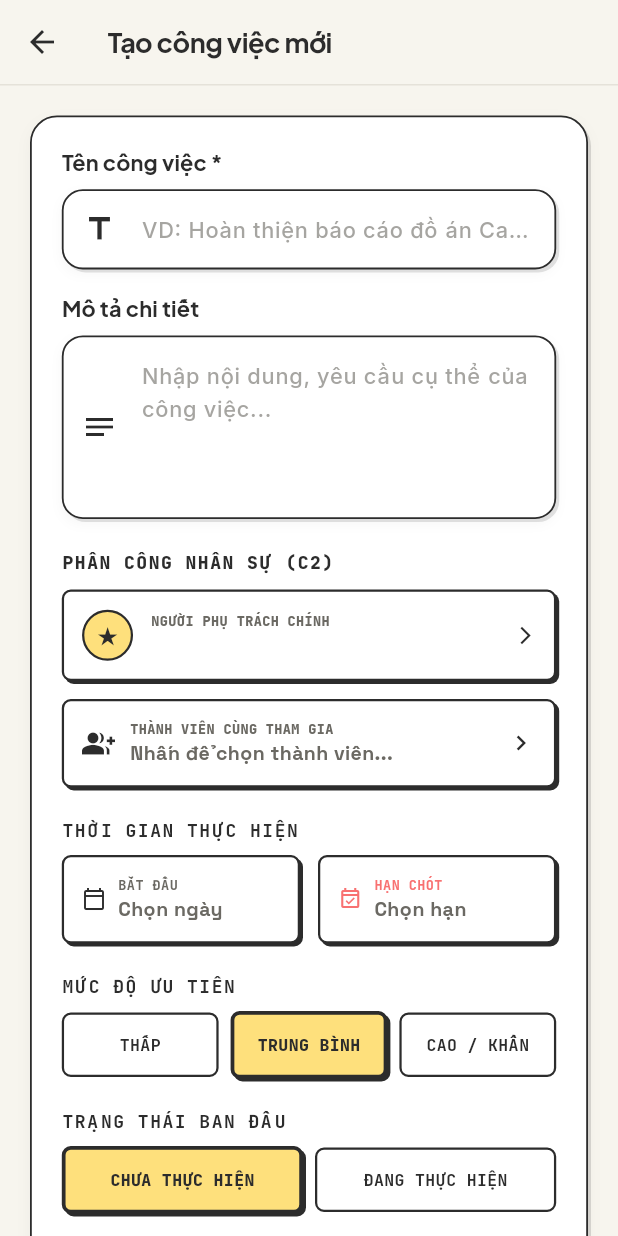
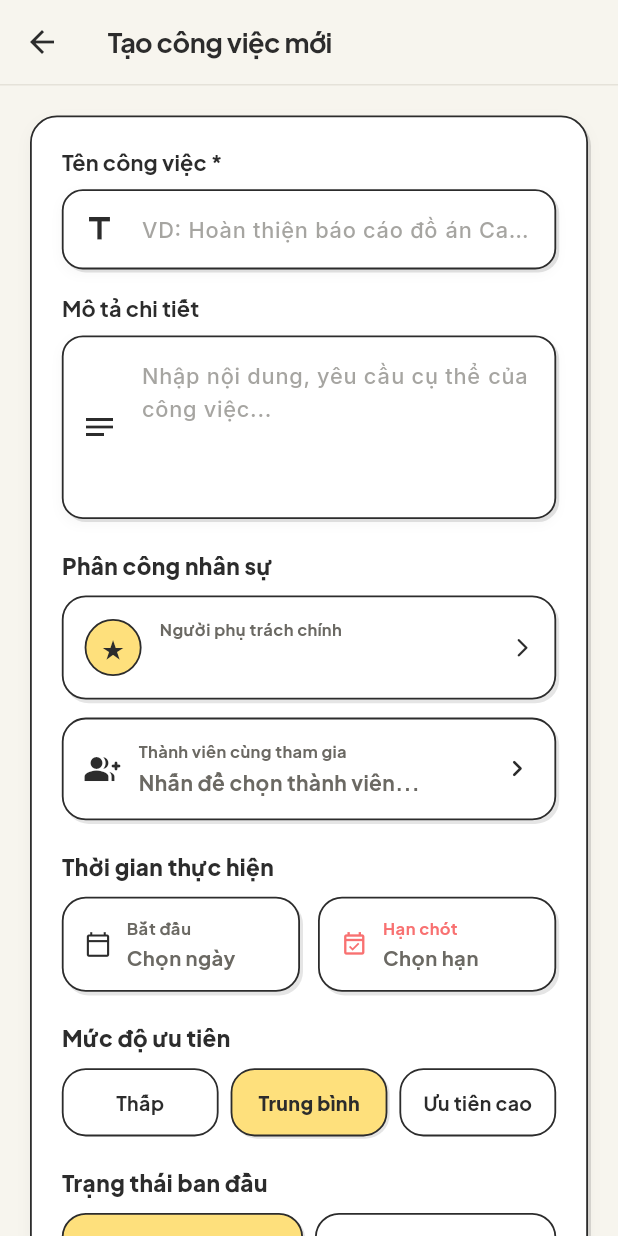
Before and after one commit to DawgKoa/case2_khmt2411074_HuynhDangKhoa, a Flutter app: the TaskCreateScreen screen opened directly, on a phone screen of 412 x 824 dp. Run offline on Flutter 3.47's test engine with Material 3 defaults, Android fonts, the phone set to English and light mode, and no system bars; our stand-ins replace google_fonts, shared_preferences; accounts and stored records are empty.

Commit message:
style: remove AI tags and modernize task create/edit screens with soft neo-brutalism

```diff
--- a/TaskManager/lib/screens/tasks/task_create_screen.dart
+++ b/TaskManager/lib/screens/tasks/task_create_screen.dart
@@ -86,7 +86,7 @@ class _TaskCreateScreenState extends State<TaskCreateScreen> {
   Future<void> _pickPrimaryAssignee() async {
     final results = await BrutalistUserPicker.show(
       context: context,
-      title: 'NGƯỜI PHỤ TRÁCH CHÍNH // C2',
+      title: 'Người phụ trách chính',
       isMultiSelect: false,
       initialSelected: _primaryAssignee != null ? [_primaryAssignee!] : [],
     );
@@ -104,7 +104,7 @@ class _TaskCreateScreenState extends State<TaskCreateScreen> {
   Future<void> _pickCollaborators() async {
     final results = await BrutalistUserPicker.show(
       context: context,
-      title: 'THÀNH VIÊN THAM GIA // C2',
+      title: 'Thành viên tham gia',
       isMultiSelect: true,
       initialSelected: _collaborators,
     );
@@ -275,13 +275,12 @@ class _TaskCreateScreenState extends State<TaskCreateScreen> {
                       ),
                       const SizedBox(height: 20),
 
-                      // PHÂN CÔNG NHÂN SỰ (C2)
+                      // Phân công nhân sự
                       Text(
-                        'PHÂN CÔNG NHÂN SỰ (C2)',
-                        style: GoogleFonts.jetBrainsMono(
-                          fontSize: 12,
+                        'Phân công nhân sự',
+                        style: GoogleFonts.plusJakartaSans(
+                          fontSize: 15,
                           fontWeight: FontWeight.w800,
-                          letterSpacing: 1.0,
                           color: AppColors.primaryInk,
                         ),
                       ),
@@ -291,15 +290,15 @@ class _TaskCreateScreenState extends State<TaskCreateScreen> {
                       GestureDetector(
                         onTap: _pickPrimaryAssignee,
                         child: Container(
-                          padding: const EdgeInsets.all(12),
+                          padding: const EdgeInsets.all(14),
                           decoration: BoxDecoration(
                             color: AppColors.cardWhite,
-                            borderRadius: BorderRadius.circular(6),
-                            border: Border.all(color: AppColors.primaryInk, width: 1.5),
+                            borderRadius: BorderRadius.circular(16),
+                            border: Border.all(color: AppColors.primaryInk, width: AppColors.borderWidth),
                             boxShadow: const [
                               BoxShadow(
-                                color: AppColors.primaryInk,
-                                offset: Offset(2, 2),
+                                color: Color(0x202C2C2C),
+                                offset: Offset(2, 2.5),
                                 blurRadius: 0,
                               ),
                             ],
@@ -307,21 +306,21 @@ class _TaskCreateScreenState extends State<TaskCreateScreen> {
                           child: Row(
                             children: [
                               Container(
-                                width: 34,
-                                height: 34,
+                                width: 38,
+                                height: 38,
                                 decoration: BoxDecoration(
                                   color: AppColors.primaryAccent,
                                   shape: BoxShape.circle,
-                                  border: Border.all(color: AppColors.primaryInk, width: 1.5),
+                                  border: Border.all(color: AppColors.primaryInk, width: AppColors.borderWidth),
                                 ),
                                 alignment: Alignment.center,
                                 child: Text(
                                   _primaryAssignee != null && _primaryAssignee!.fullName.isNotEmpty
                                       ? _primaryAssignee!.fullName[0].toUpperCase()
                                       : '★',
-                                  style: GoogleFonts.spaceGrotesk(
-                                    fontSize: 14,
-                                    fontWeight: FontWeight.w900,
+                                  style: GoogleFonts.plusJakartaSans(
+                                    fontSize: 15,
+                                    fontWeight: FontWeight.w800,
                                     color: AppColors.primaryInk,
                                   ),
                                 ),
@@ -332,17 +331,18 @@ class _TaskCreateScreenState extends State<TaskCreateScreen> {
                                   crossAxisAlignment: CrossAxisAlignment.start,
                                   children: [
                                     Text(
-                                      'NGƯỜI PHỤ TRÁCH CHÍNH',
-                                      style: GoogleFonts.jetBrainsMono(
-                                        fontSize: 9,
-                                        fontWeight: FontWeight.w800,
+                                      'Người phụ trách chính',
+                                      style: GoogleFonts.plusJakartaSans(
+                                        fontSize: 11,
+                                        fontWeight: FontWeight.w700,
                                         color: AppColors.secondaryText,
                                       ),
                                     ),
+                                    const SizedBox(height: 2),
                                     Text(
                                       _primaryAssignee?.fullName ?? 'Mặc định (Bạn)',
-                                      style: GoogleFonts.spaceGrotesk(
-                                        fontSize: 14,
+                                      style: GoogleFonts.plusJakartaSans(
+                                        fontSize: 14.5,
                                         fontWeight: FontWeight.w800,
                                         color: AppColors.primaryInk,
                                       ),
@@ -350,7 +350,7 @@ class _TaskCreateScreenState extends State<TaskCreateScreen> {
                                   ],
                                 ),
                               ),
-                              const Icon(Icons.arrow_forward_ios, size: 14, color: AppColors.primaryInk),
+                              const Icon(Icons.arrow_forward_ios_rounded, size: 15, color: AppColors.primaryInk),
                             ],
                           ),
                         ),
@@ -361,41 +361,42 @@ class _TaskCreateScreenState extends State<TaskCreateScreen> {
                       GestureDetector(
                         onTap: _pickCollaborators,
                         child: Container(
-                          padding: const EdgeInsets.all(12),
+                          padding: const EdgeInsets.all(14),
                           decoration: BoxDecoration(
                             color: AppColors.cardWhite,
-                            borderRadius: BorderRadius.circular(6),
-                            border: Border.all(color: AppColors.primaryInk, width: 1.5),
+                            borderRadius: BorderRadius.circular(16),
+                            border: Border.all(color: AppColors.primaryInk, width: AppColors.borderWidth),
                             boxShadow: const [
                               BoxShadow(
-                                color: AppColors.primaryInk,
-                                offset: Offset(2, 2),
+                                color: Color(0x202C2C2C),
+                                offset: Offset(2, 2.5),
                                 blurRadius: 0,
                               ),
                             ],
                           ),
                           child: Row(
                             children: [
-                              const Icon(Icons.group_add, color: AppColors.primaryInk, size: 22),
-                              const SizedBox(width: 10),
+                              const Icon(Icons.group_add_rounded, color: AppColors.primaryInk, size: 24),
+                              const SizedBox(width: 12),
                               Expanded(
                                 child: Column(
                                   crossAxisAlignment: CrossAxisAlignment.start,
                                   children: [
                                     Text(
-                                      'THÀNH VIÊN CÙNG THAM GIA',
-                                      style: GoogleFonts.jetBrainsMono(
-                                        fontSize: 9,
-                                        fontWeight: FontWeight.w800,
+                                      'Thành viên cùng tham gia',
+                                      style: GoogleFonts.plusJakartaSans(
+                                        fontSize: 11,
+                                        fontWeight: FontWeight.w700,
                                         color: AppColors.secondaryText,
                                       ),
                                     ),
+                                    const SizedBox(height: 2),
                                     Text(
                                       _collaborators.isEmpty
                                           ? 'Nhấn để chọn thành viên...'
                                           : 'Đã chọn ${_collaborators.length} thành viên',
-                                      style: GoogleFonts.spaceGrotesk(
-                                        fontSize: 13,
+                                      style: GoogleFonts.plusJakartaSans(
+                                        fontSize: 14,
                                         fontWeight: FontWeight.w700,
                                         color: _collaborators.isEmpty
                                             ? AppColors.secondaryText
@@ -405,7 +406,7 @@ class _TaskCreateScreenState extends State<TaskCreateScreen> {
                                   ],
                                 ),
                               ),
-                              const Icon(Icons.chevron_right, size: 20, color: AppColors.primaryInk),
+                              const Icon(Icons.chevron_right_rounded, size: 22, color: AppColors.primaryInk),
                             ],
                           ),
                         ),
@@ -414,54 +415,54 @@ class _TaskCreateScreenState extends State<TaskCreateScreen> {
 
                       // Ngày bắt đầu & Hạn hoàn thành
                       Text(
-                        'THỜI GIAN THỰC HIỆN',
-                        style: GoogleFonts.jetBrainsMono(
-                          fontSize: 12,
-                          fontWeight: FontWeight.w700,
-                          letterSpacing: 1.0,
+                        'Thời gian thực hiện',
+                        style: GoogleFonts.plusJakartaSans(
+                          fontSize: 15,
+                          fontWeight: FontWeight.w800,
                           color: AppColors.primaryInk,
                         ),
                       ),
-                      const SizedBox(height: 8),
+                      const SizedBox(height: 10),
                       Row(
                         children: [
                           Expanded(
                             child: GestureDetector(
                               onTap: () => _pickDate(isStart: true),
                               child: Container(
-                                padding: const EdgeInsets.symmetric(horizontal: 12, vertical: 12),
+                                padding: const EdgeInsets.symmetric(horizontal: 14, vertical: 12),
                                 decoration: BoxDecoration(
                                   color: AppColors.cardWhite,
-                                  borderRadius: BorderRadius.circular(6),
-                                  border: Border.all(color: AppColors.primaryInk, width: 1.5),
+                                  borderRadius: BorderRadius.circular(16),
+                                  border: Border.all(color: AppColors.primaryInk, width: AppColors.borderWidth),
                                   boxShadow: const [
                                     BoxShadow(
-                                      color: AppColors.primaryInk,
-                                      offset: Offset(2, 2),
+                                      color: Color(0x202C2C2C),
+                                      offset: Offset(2, 2.5),
                                       blurRadius: 0,
                                     ),
                                   ],
                                 ),
                                 child: Row(
                                   children: [
-                                    const Icon(Icons.calendar_today_outlined, size: 16, color: AppColors.primaryInk),
-                                    const SizedBox(width: 8),
+                                    const Icon(Icons.calendar_today_outlined, size: 18, color: AppColors.primaryInk),
+                                    const SizedBox(width: 10),
                                     Expanded(
                                       child: Column(
                                         crossAxisAlignment: CrossAxisAlignment.start,
                                         children: [
                                           Text(
-                                            'BẮT ĐẦU',
-                                            style: GoogleFonts.jetBrainsMono(
-                                              fontSize: 9,
+                                            'Bắt đầu',
+                                            style: GoogleFonts.plusJakartaSans(
+                                              fontSize: 11,
                                               fontWeight: FontWeight.w700,
                                               color: AppColors.secondaryText,
                                             ),
                                           ),
+                                          const SizedBox(height: 2),
                                           Text(
                                             _startDate != null ? dateFormat.format(_startDate!) : 'Chọn ngày',
-                                            style: GoogleFonts.spaceGrotesk(
-                                              fontSize: 13,
+                                            style: GoogleFonts.plusJakartaSans(
+                                              fontSize: 13.5,
                                               fontWeight: FontWeight.w700,
                                               color: _startDate != null ? AppColors.primaryInk : AppColors.secondaryText,
                                             ),
@@ -481,39 +482,40 @@ class _TaskCreateScreenState extends State<TaskCreateScreen> {
                             child: GestureDetector(
                               onTap: () => _pickDate(isStart: false),
                               child: Container(
-                                padding: const EdgeInsets.symmetric(horizontal: 12, vertical: 12),
+                                padding: const EdgeInsets.symmetric(horizontal: 14, vertical: 12),
                                 decoration: BoxDecoration(
                                   color: AppColors.cardWhite,
-                                  borderRadius: BorderRadius.circular(6),
-                                  border: Border.all(color: AppColors.primaryInk, width: 1.5),
+                                  borderRadius: BorderRadius.circular(16),
+                                  border: Border.all(color: AppColors.primaryInk, width: AppColors.borderWidth),
                                   boxShadow: const [
                                     BoxShadow(
-                                      color: AppColors.primaryInk,
-                                      offset: Offset(2, 2),
+                                      color: Color(0x202C2C2C),
+                                      offset: Offset(2, 2.5),
                                       blurRadius: 0,
                                     ),
                                   ],
                                 ),
                                 child: Row(
                                   children: [
-                                    const Icon(Icons.event_available_outlined, size: 16, color: AppColors.danger),
-                                    const SizedBox(width: 8),
+                                    const Icon(Icons.event_available_outlined, size: 18, color: AppColors.danger),
+                                    const SizedBox(width: 10),
                                     Expanded(
                                       child: Column(
                                         crossAxisAlignment: CrossAxisAlignment.start,
                                         children: [
                                           Text(
-                                            'HẠN CHÓT',
-                                            style: GoogleFonts.jetBrainsMono(
-                                              fontSize: 9,
+                                            'Hạn chót',
+                                            style: GoogleFonts.plusJakartaSans(
+                                              fontSize: 11,
                                               fontWeight: FontWeight.w700,
                                               color: AppColors.danger,
                                             ),
                                           ),
+                                          const SizedBox(height: 2),
                                           Text(
                                             _dueDate != null ? dateFormat.format(_dueDate!) : 'Chọn hạn',
-                                            style: GoogleFonts.spaceGrotesk(
-                                              fontSize: 13,
+                                            style: GoogleFonts.plusJakartaSans(
+                                              fontSize: 13.5,
                                               fontWeight: FontWeight.w700,
                                               color: _dueDate != null ? AppColors.primaryInk : AppColors.secondaryText,
                                             ),
@@ -534,50 +536,48 @@ class _TaskCreateScreenState extends State<TaskCreateScreen> {
 
                       // Mức độ ưu tiên
                       Text(
-                        'MỨC ĐỘ ƯU TIÊN',
-                        style: GoogleFonts.jetBrainsMono(
-                          fontSize: 12,
-                          fontWeight: FontWeight.w700,
-                          letterSpacing: 1.0,
+                        'Mức độ ưu tiên',
+                        style: GoogleFonts.plusJakartaSans(
+                          fontSize: 15,
+                          fontWeight: FontWeight.w800,
                           color: AppColors.primaryInk,
                         ),
                       ),
-                      const SizedBox(height: 8),
+                      const SizedBox(height: 10),
                       Row(
                         children: [
-                          _buildPriorityOption('low', 'THẤP', AppColors.secondarySurface),
+                          _buildPriorityOption('low', 'Thấp', AppColors.secondarySurface),
                           const SizedBox(width: 8),
-                          _buildPriorityOption('medium', 'TRUNG BÌNH', AppColors.primaryAccent),
+                          _buildPriorityOption('medium', 'Trung bình', AppColors.primaryAccent),
                           const SizedBox(width: 8),
-                          _buildPriorityOption('high', 'CAO / KHẨN', AppColors.danger),
+                          _buildPriorityOption('high', 'Ưu tiên cao', AppColors.pastelRed),
                         ],
                       ),
                       const SizedBox(height: 20),
 
                       // Trạng thái ban đầu
                       Text(
-                        'TRẠNG THÁI BAN ĐẦU',
-                        style: GoogleFonts.jetBrainsMono(
-                          fontSize: 12,
-                          fontWeight: FontWeight.w700,
-                          letterSpacing: 1.0,
+                        'Trạng thái ban đầu',
+                        style: GoogleFonts.plusJakartaSans(
+                          fontSize: 15,
+                          fontWeight: FontWeight.w800,
                           color: AppColors.primaryInk,
                         ),
                       ),
-                      const SizedBox(height: 8),
+                      const SizedBox(height: 10),
                       Row(
                         children: [
-                          _buildStatusOption('todo', 'CHƯA THỰC HIỆN'),
+                          _buildStatusOption('todo', 'Chờ xử lý'),
                           const SizedBox(width: 8),
-                          _buildStatusOption('in_progress', 'ĐANG THỰC HIỆN'),
+                          _buildStatusOption('in_progress', 'Đang làm'),
                         ],
                       ),
                       const SizedBox(height: 28),
 
                       // Nút Tạo công việc
                       BrutalistButton(
-                        text: 'TẠO CÔNG VIỆC MỚI',
-                        icon: Icons.check,
+                        text: 'Tạo công việc mới',
+                        icon: Icons.check_rounded,
                         isLoading: _isLoading,
                         width: double.infinity,
                         height: 52,
@@ -611,16 +611,16 @@ class _TaskCreateScreenState extends State<TaskCreateScreen> {
           padding: const EdgeInsets.symmetric(vertical: 12),
           decoration: BoxDecoration(
             color: isSelected ? color : AppColors.cardWhite,
-            borderRadius: BorderRadius.circular(6),
+            borderRadius: BorderRadius.circular(16),
             border: Border.all(
               color: AppColors.primaryInk,
-              width: isSelected ? 2.5 : 1.5,
+              width: AppColors.borderWidth,
             ),
             boxShadow: isSelected
                 ? const [
                     BoxShadow(
-                      color: AppColors.primaryInk,
-                      offset: Offset(2, 2),
+                      color: Color(0x202C2C2C),
+                      offset: Offset(1.5, 1.5),
                       blurRadius: 0,
                     ),
                   ]
@@ -629,10 +629,10 @@ class _TaskCreateScreenState extends State<TaskCreateScreen> {
           alignment: Alignment.center,
           child: Text(
             label,
-            style: GoogleFonts.jetBrainsMono(
-              fontSize: 11,
-              fontWeight: isSelected ? FontWeight.w900 : FontWeight.w700,
-              color: isSelected && isHigh ? Colors.white : AppColors.primaryInk,
+            style: GoogleFonts.plusJakartaSans(
+              fontSize: 13,
+              fontWeight: isSelected ? FontWeight.w800 : FontWeight.w700,
+              color: isSelected && isHigh ? const Color(0xFFDC2626) : AppColors.primaryInk,
             ),
           ),
         ),
@@ -654,16 +654,16 @@ class _TaskCreateScreenState extends State<TaskCreateScreen> {
           padding: const EdgeInsets.symmetric(vertical: 12),
           decoration: BoxDecoration(
             color: isSelected ? AppColors.primaryAccent : AppColors.cardWhite,
-            borderRadius: BorderRadius.circular(6),
+            borderRadius: BorderRadius.circular(16),
             border: Border.all(
               color: AppColors.primaryInk,
-              width: isSelected ? 2.5 : 1.5,
+              width: AppColors.borderWidth,
             ),
             boxShadow: isSelected
                 ? const [
                     BoxShadow(
-                      color: AppColors.primaryInk,
-                      offset: Offset(2, 2),
+                      color: Color(0x202C2C2C),
+                      offset: Offset(1.5, 1.5),
                       blurRadius: 0,
                     ),
                   ]
@@ -672,9 +672,9 @@ class _TaskCreateScreenState extends State<TaskCreateScreen> {
           alignment: Alignment.center,
           child: Text(
             label,
-            style: GoogleFonts.jetBrainsMono(
-              fontSize: 11,
-              fontWeight: isSelected ? FontWeight.w900 : FontWeight.w700,
+            style: GoogleFonts.plusJakartaSans(
+              fontSize: 13.5,
+              fontWeight: isSelected ? FontWeight.w800 : FontWeight.w700,
               color: AppColors.primaryInk,
             ),
           ),
```
Also changed, not shown: TaskManager/lib/screens/tasks/task_edit_screen.dart (+55 -51 lines).
